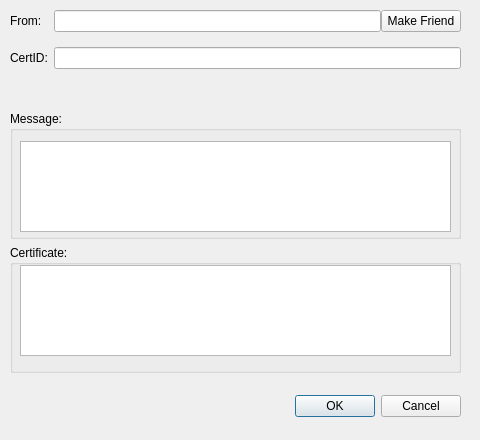
bitbaba/bitmail, file qt/messagedialog.ui: the form before one commit.
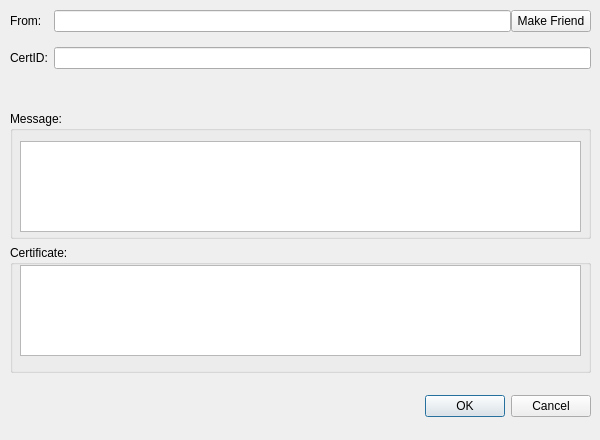
The form after the commit.

What changed in the file:
```diff
--- a/qt/messagedialog.ui
+++ b/qt/messagedialog.ui
@@ -6,7 +6,7 @@
    <rect>
     <x>0</x>
     <y>0</y>
-    <width>480</width>
+    <width>600</width>
     <height>440</height>
    </rect>
   </property>
@@ -18,13 +18,13 @@
   </property>
   <property name="minimumSize">
    <size>
-    <width>480</width>
+    <width>600</width>
     <height>440</height>
    </size>
   </property>
   <property name="maximumSize">
    <size>
-    <width>480</width>
+    <width>600</width>
     <height>440</height>
    </size>
   </property>
@@ -40,9 +40,9 @@
   <widget class="QDialogButtonBox" name="buttonBox">
    <property name="geometry">
     <rect>
-     <x>30</x>
+     <x>390</x>
      <y>390</y>
-     <width>431</width>
+     <width>201</width>
      <height>32</height>
     </rect>
    </property>
@@ -58,7 +58,7 @@
     <rect>
      <x>10</x>
      <y>10</y>
-     <width>451</width>
+     <width>581</width>
      <height>363</height>
     </rect>
    </property>
@@ -83,12 +83,20 @@
        </widget>
       </item>
       <item row="2" column="1">
-       <widget class="QLineEdit" name="lineEdit_2"/>
+       <widget class="QLineEdit" name="leCertID">
+        <property name="readOnly">
+         <bool>true</bool>
+        </property>
+       </widget>
       </item>
       <item row="1" column="1">
        <layout class="QHBoxLayout" name="horizontalLayout">
         <item>
-         <widget class="QLineEdit" name="lineEdit"/>
+         <widget class="QLineEdit" name="leFrom">
+          <property name="readOnly">
+           <bool>true</bool>
+          </property>
+         </widget>
         </item>
         <item>
          <widget class="QPushButton" name="pushButton">
@@ -129,10 +137,13 @@
         <rect>
          <x>10</x>
          <y>30</y>
-         <width>431</width>
+         <width>561</width>
          <height>91</height>
         </rect>
        </property>
+       <property name="readOnly">
+        <bool>true</bool>
+       </property>
       </widget>
      </widget>
     </item>
@@ -158,16 +169,25 @@
         <rect>
          <x>10</x>
          <y>20</y>
-         <width>431</width>
+         <width>561</width>
          <height>91</height>
         </rect>
        </property>
+       <property name="sizePolicy">
+        <sizepolicy hsizetype="Fixed" vsizetype="Expanding">
+         <horstretch>0</horstretch>
+         <verstretch>0</verstretch>
+        </sizepolicy>
+       </property>
        <property name="font">
         <font>
          <family>Fixedsys</family>
          <pointsize>6</pointsize>
         </font>
        </property>
+       <property name="readOnly">
+        <bool>true</bool>
+       </property>
       </widget>
      </widget>
     </item>
```
Left out of the diff: 26 changed lines with no effect on the pictures.
